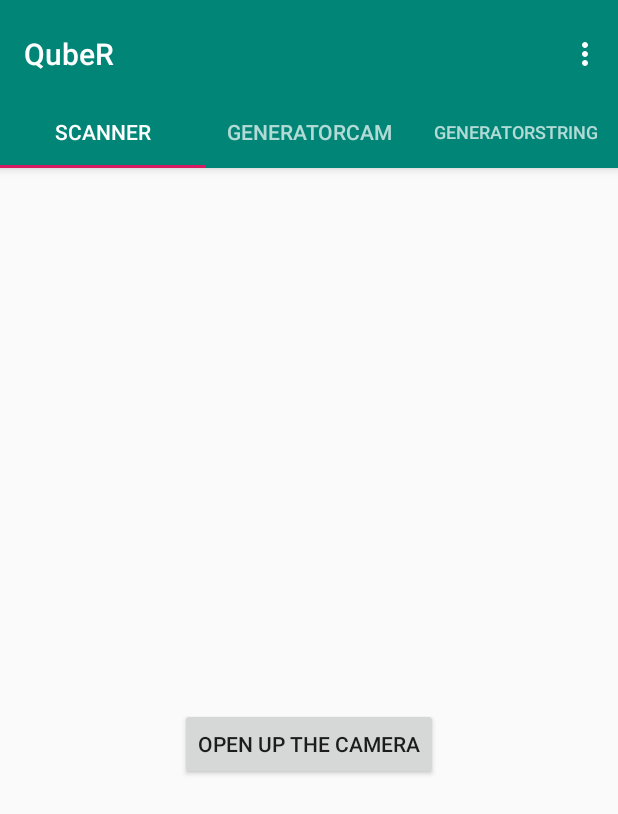
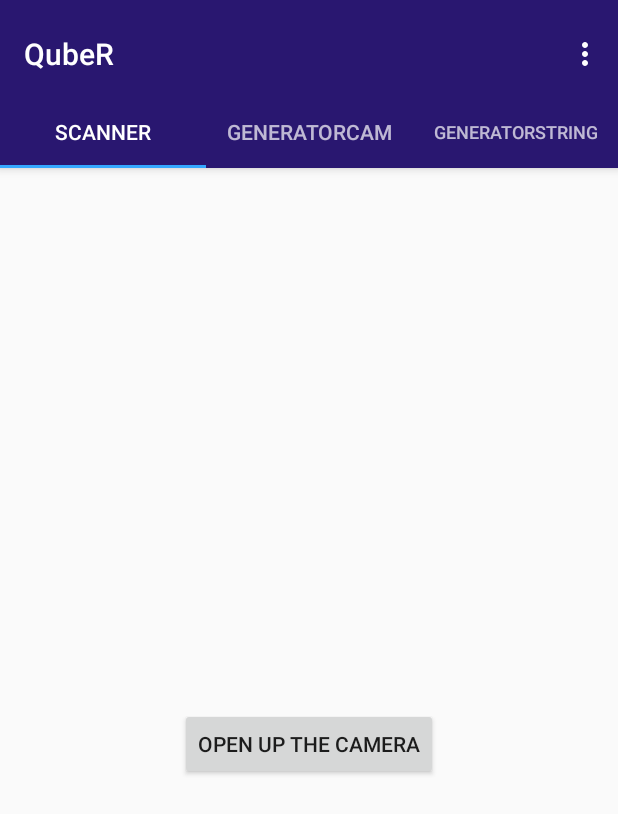
Before and after one commit to Candloid/QubeR, an Android app: the screen it shows after launch (MainActivity), on a phone screen of 412 x 824 dp. Shown: the top 814 px of the screen. Run offline under Robolectric (Android 15) with nearby library versions, the phone set to English and light mode, and no system bars; libraries missing offline, so code that uses them is left out: com.google.firebase.ml.

Commit message:
updated icon and app name on
modified colors.xml

```diff
--- a/app/src/main/res/values/colors.xml
+++ b/app/src/main/res/values/colors.xml
@@ -1,6 +1,6 @@
 <?xml version="1.0" encoding="utf-8"?>
 <resources>
-    <color name="colorPrimary">#008577</color>
-    <color name="colorPrimaryDark">#00574B</color>
-    <color name="colorAccent">#D81B60</color>
+    <color name="colorPrimary">#291770</color>
+    <color name="colorPrimaryDark">#c934ff</color>
+    <color name="colorAccent">#34a7ff</color>
 </resources>
```
